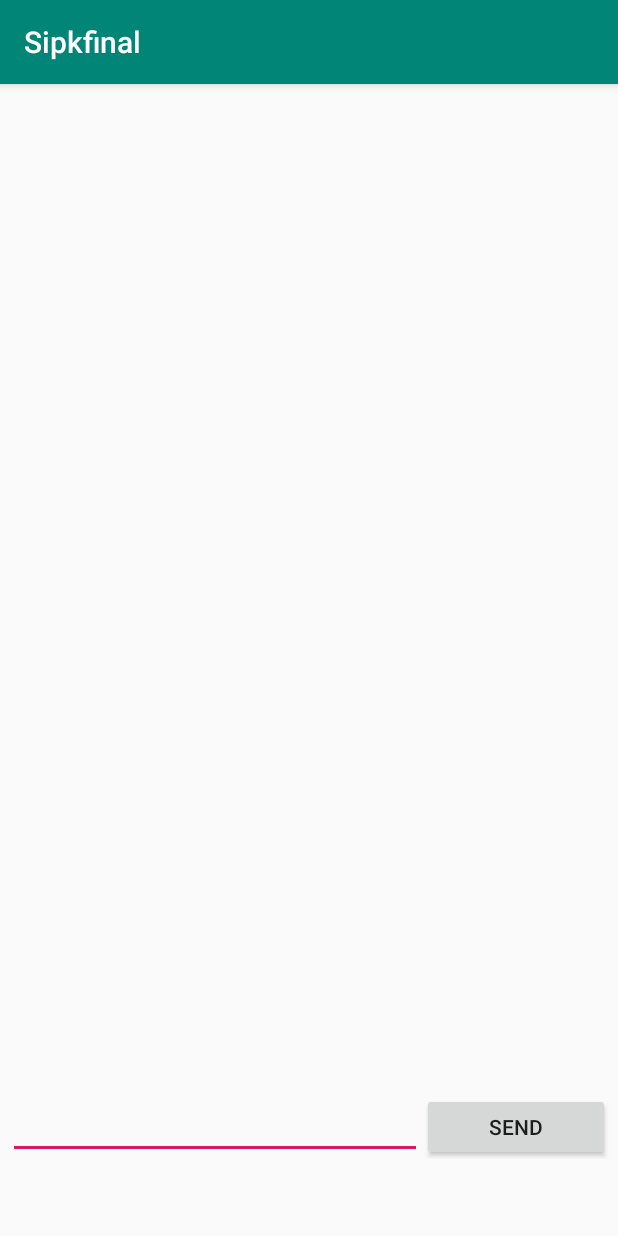
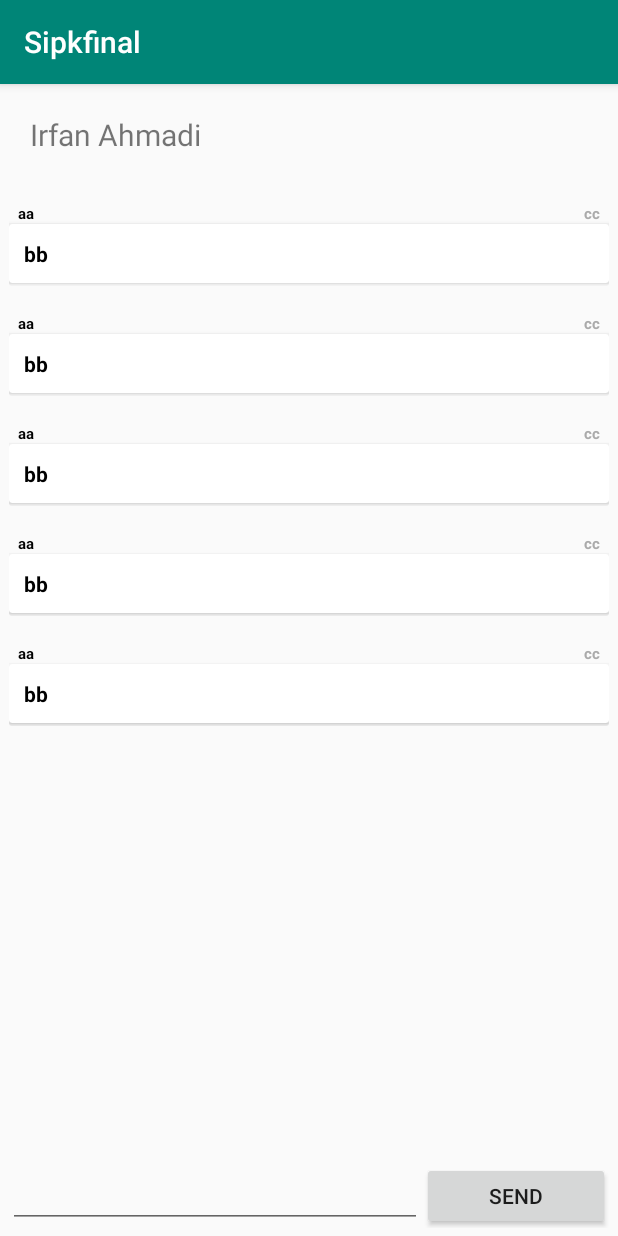
Before and after one commit to ahmadicorp01/Sipkfinal, an Android app: the TanggapanActivity screen opened directly, with no data from a screen before it, on a phone screen of 412 x 824 dp. Run offline under Robolectric (Android 15) with nearby library versions, the phone set to English and light mode, and no system bars.

Commit message:
Mau CHatting

```diff
--- a/app/src/main/java/com/example/sipkfinal/ChatAdapter.java
+++ b/app/src/main/java/com/example/sipkfinal/ChatAdapter.java
@@ -1,4 +1,53 @@
 package com.example.sipkfinal;
 
-public class ChatAdapter {
+import android.content.Context;
+import android.content.Intent;
+import android.support.annotation.NonNull;
+import android.support.v7.widget.RecyclerView;
+import android.view.LayoutInflater;
+import android.view.View;
+import android.view.ViewGroup;
+import android.widget.TextView;
+
+import java.util.ArrayList;
+import java.util.List;
+
+public class ChatAdapter extends RecyclerView.Adapter<ChatAdapter.ChatAdapterHolder> {
+    private ArrayList<ChatItem> mChatItem;
+
+    public static class ChatAdapterHolder extends RecyclerView.ViewHolder{
+        public TextView nama,tanggapan,waktu;
+
+        public ChatAdapterHolder(@NonNull final View itemView) {
+            super(itemView);
+            nama = itemView.findViewById(R.id.cnama_pengguna);
+            tanggapan = itemView.findViewById(R.id.cpesan);
+            waktu = itemView.findViewById(R.id.cwaktu);
+
+        }
+    }
+    public ChatAdapter(ArrayList<ChatItem> chatItems){
+        mChatItem = chatItems;
+    }
+    @NonNull
+    @Override
+    public ChatAdapter.ChatAdapterHolder onCreateViewHolder(@NonNull ViewGroup parent, int viewType) {
+        View v = LayoutInflater.from(parent.getContext()).inflate(R.layout.chat_pengguna_row, parent, false);
+        ChatAdapter.ChatAdapterHolder cah = new ChatAdapter.ChatAdapterHolder(v);
+        return cah;
+    }
+
+    @Override
+    public void onBindViewHolder(@NonNull ChatAdapter.ChatAdapterHolder holder, int i) {
+        ChatItem currentItem = mChatItem.get(i);
+
+        holder.nama.setText(currentItem.getNama());
+        holder.tanggapan.setText(currentItem.getTanggapan());
+        holder.waktu.setText(currentItem.getWaktu());
+    }
+
+    @Override
+    public int getItemCount() {
+        return mChatItem.size();
+    }
 }
--- /dev/null
+++ b/app/src/main/java/com/example/sipkfinal/ChatItem.java
@@ -0,0 +1,24 @@
+package com.example.sipkfinal;
+
+public class ChatItem {
+    private String cnama_pengguna,cpesan,cwaktu;
+
+    public ChatItem(String nama, String tanggapan, String waktu){
+
+        cnama_pengguna = nama;
+        cpesan = tanggapan;
+        cwaktu = waktu;
+    }
+
+    public String getNama(){
+        return cnama_pengguna;
+    }
+
+    public String getTanggapan(){
+        return cpesan;
+    }
+
+    public String getWaktu(){
+        return cwaktu;
+    }
+}
--- a/app/src/main/java/com/example/sipkfinal/DaftarActivity.java
+++ b/app/src/main/java/com/example/sipkfinal/DaftarActivity.java
@@ -43,19 +43,7 @@ public class DaftarActivity extends AppCompatActivity {
         mRecyclerView.setAdapter(mAdapter);
 
 
-        mAdapter.setOnItemClickListener(new LaporanAdapter.OnItemClickListener() {
-            @Override
-            public void onItemClick(int position) {
-                changeItem(position,"clicked");
-            }
-        });
-
         new UserLaporanDaftar().execute(Integer.toString(id_user));
-    }
-
-    public void changeItem(int position, String text){
-        laporanItems.get(position).changeText1(text);
-        mAdapter.notifyItemChanged(position);
     }
 
     private class UserLaporanDaftar extends AsyncTask<String, String, String> {
--- a/app/src/main/java/com/example/sipkfinal/LaporanAdapter.java
+++ b/app/src/main/java/com/example/sipkfinal/LaporanAdapter.java
@@ -1,5 +1,7 @@
 package com.example.sipkfinal;
 
+import android.content.Context;
+import android.content.Intent;
 import android.support.annotation.NonNull;
 import android.support.v7.widget.RecyclerView;
 import android.view.LayoutInflater;
@@ -11,20 +13,11 @@ import java.util.ArrayList;
 
 public class LaporanAdapter extends RecyclerView.Adapter<LaporanAdapter.LaporanAdapterHolder> {
     private ArrayList<LaporanItem> mLaporanItem;
-    private OnItemClickListener mListener;
-
-    public interface OnItemClickListener{
-     void onItemClick(int position);
-    }
-
-    public void setOnItemClickListener(OnItemClickListener listener){
-        mListener = listener;
-    }
 
     public static class LaporanAdapterHolder extends RecyclerView.ViewHolder{
         public TextView judul_keluhan,nama_kategori,waktu;
 
-        public LaporanAdapterHolder(@NonNull View itemView, final OnItemClickListener listener) {
+        public LaporanAdapterHolder(@NonNull final View itemView) {
             super(itemView);
             judul_keluhan = itemView.findViewById(R.id.mjudul_keluhan);
             nama_kategori = itemView.findViewById(R.id.mnama_kategori);
@@ -33,12 +26,10 @@ public class LaporanAdapter extends RecyclerView.Adapter<LaporanAdapter.LaporanA
             itemView.setOnClickListener(new View.OnClickListener() {
                 @Override
                 public void onClick(View v) {
-                    if (listener !=null){
-                        int position = getAdapterPosition();
-                        if(position !=RecyclerView.NO_POSITION){
-                            listener.onItemClick(position);
-                        }
-                    }
+                    Context c = itemView.getRootView().getContext();
+
+                    Intent intent = new Intent(c, TanggapanActivity.class);
+                    c.startActivity(intent);
                 }
             });
         }
@@ -51,7 +42,7 @@ public class LaporanAdapter extends RecyclerView.Adapter<LaporanAdapter.LaporanA
     @Override
     public LaporanAdapterHolder onCreateViewHolder(@NonNull ViewGroup parent, int viewType) {
         View v = LayoutInflater.from(parent.getContext()).inflate(R.layout.daftar_laporan_row, parent, false);
-        LaporanAdapterHolder lah = new LaporanAdapterHolder(v, mListener);
+        LaporanAdapterHolder lah = new LaporanAdapterHolder(v);
         return lah;
     }
 
--- a/app/src/main/java/com/example/sipkfinal/LaporanItem.java
+++ b/app/src/main/java/com/example/sipkfinal/LaporanItem.java
@@ -9,9 +9,6 @@ public class LaporanItem {
         mjudul_keluhan = judul_keluhan;
         mnama_kategori = nama_kategori;
         mwaktu = waktu;
-    }
-    public void changeText1(String text){
-        mjudul_keluhan = text;
     }
 
     public String getJudul_keluhan(){
--- a/app/src/main/java/com/example/sipkfinal/MainActivity.java
+++ b/app/src/main/java/com/example/sipkfinal/MainActivity.java
@@ -30,6 +30,9 @@ public class MainActivity extends AppCompatActivity {
 
         sharedPreferences = getSharedPreferences("SIPK", MODE_PRIVATE);
         id_user = sharedPreferences.getInt("id_user", 0);
+
+        if (sharedPreferences.getBoolean("isLogin", false))
+            openUtamaActivity();
 
         text_username = findViewById(R.id.username);
         text_password = findViewById(R.id.password);
--- a/app/src/main/java/com/example/sipkfinal/TanggapanActivity.java
+++ b/app/src/main/java/com/example/sipkfinal/TanggapanActivity.java
@@ -2,12 +2,37 @@ package com.example.sipkfinal;
 
 import android.support.v7.app.AppCompatActivity;
 import android.os.Bundle;
+import android.support.v7.widget.LinearLayoutManager;
+import android.support.v7.widget.RecyclerView;
+
+import java.util.ArrayList;
 
 public class TanggapanActivity extends AppCompatActivity {
+    private RecyclerView cRecyclerView;
+    private ChatAdapter cAdapter;
+    private RecyclerView.LayoutManager cLayoutManager;
+
+    private ArrayList<ChatItem> chatItems;
 
     @Override
     protected void onCreate(Bundle savedInstanceState) {
         super.onCreate(savedInstanceState);
         setContentView(R.layout.activity_tanggapan);
+
+        chatItems = new ArrayList<>();
+        cRecyclerView = findViewById(R.id.recycler_chat);
+
+        cLayoutManager = new LinearLayoutManager(this);
+        cAdapter = new ChatAdapter(chatItems);
+
+        cRecyclerView.setLayoutManager(cLayoutManager);
+        cRecyclerView.setAdapter(cAdapter);
+
+        chatItems.add(new ChatItem("aa","bb","cc"));
+        chatItems.add(new ChatItem("aa","bb","cc"));
+        chatItems.add(new ChatItem("aa","bb","cc"));
+        chatItems.add(new ChatItem("aa","bb","cc"));
+        chatItems.add(new ChatItem("aa","bb","cc"));
+        cAdapter.notifyDataSetChanged();
     }
 }
--- a/app/src/main/res/layout/activity_tanggapan.xml
+++ b/app/src/main/res/layout/activity_tanggapan.xml
@@ -7,21 +7,25 @@
     android:orientation="vertical"
     tools:context=".TanggapanActivity">
 
+    <TextView
+        android:layout_width="match_parent"
+        android:layout_height="wrap_content"
+        android:text="Irfan Ahmadi"
+        android:textSize="20sp"
+        android:padding="20dp"/>
+
     <android.support.v7.widget.RecyclerView
         android:id="@+id/recycler_chat"
         android:layout_width="match_parent"
-        android:layout_height="471dp"
-        android:layout_marginTop="100dp"
-        android:layout_marginBottom="100dp" />
+        android:layout_height="wrap_content"
+        android:layout_weight="5"/>
 
     <LinearLayout
         android:id="@+id/linearLayout1"
         android:orientation="horizontal"
         android:layout_width="match_parent"
         android:layout_height="wrap_content"
-        android:paddingLeft="5dp"
-        android:paddingRight="5dp"
-        android:paddingBottom="5dp"
+        android:padding="5dp"
         android:baselineAligned="true">
 
         <EditText android:layout_weight="1"
@@ -29,14 +33,12 @@
             android:layout_height="45dp"
             android:layout_width="0dip">
         </EditText>
-        <requestFocus></requestFocus>
-        <Button android:text="Send"
+
+        <Button
+            android:text="Send"
             android:layout_height="45dp"
             android:layout_width="125dp"
             android:id="@+id/btnSend">
         </Button>
-
     </LinearLayout>
-
-
 </LinearLayout>
--- a/app/src/main/res/layout/chat_pengguna_row.xml
+++ b/app/src/main/res/layout/chat_pengguna_row.xml
@@ -3,17 +3,19 @@
     xmlns:android="http://schemas.android.com/apk/res/android"
     xmlns:app="http://schemas.android.com/apk/res-auto"
     app:cardBackgroundColor="@android:color/transparent"
+    android:outlineAmbientShadowColor="@android:color/transparent"
+    android:outlineSpotShadowColor="@android:color/transparent"
     android:layout_width="match_parent"
     android:layout_height="61dp"
     android:layout_margin="6dp"
-    app:cardCornerRadius="13dp">
+    app:cardPreventCornerOverlap="false">
 
     <RelativeLayout
         android:layout_width="wrap_content"
         android:layout_height="wrap_content"
         android:padding="6dp">
         <TextView
-            android:id="@+id/mnama_pengguna"
+            android:id="@+id/cnama_pengguna"
             android:textSize="10dp"
             android:textStyle="bold"
             android:textColor="@android:color/black"
@@ -23,13 +25,13 @@
             android:layout_alignParentTop="true" />
 
         <TextView
-            android:id="@+id/mwaktu"
+            android:id="@+id/cwaktu"
             android:textSize="10dp"
             android:textStyle="bold"
             android:textColor="@android:color/darker_gray"
             android:layout_width="wrap_content"
             android:layout_height="wrap_content"
-            android:layout_alignBaseline="@id/mnama_pengguna"
+            android:layout_alignBaseline="@id/cnama_pengguna"
             android:layout_alignParentRight="true"
             android:text="Waktu OII"
             android:layout_alignParentTop="true" />
@@ -40,6 +42,7 @@
         android:layout_width="wrap_content"
         android:layout_marginTop="20dp"
         android:layout_height="wrap_content">
+
     <RelativeLayout
         android:padding="6.0dip"
         android:layout_width="match_parent"
@@ -47,7 +50,7 @@
         android:layout_margin="4.0dp">
 
         <TextView
-            android:id="@+id/mpesan"
+            android:id="@+id/cpesan"
             android:textSize="14dp"
             android:textStyle="bold"
             android:textColor="@android:color/black"
```
